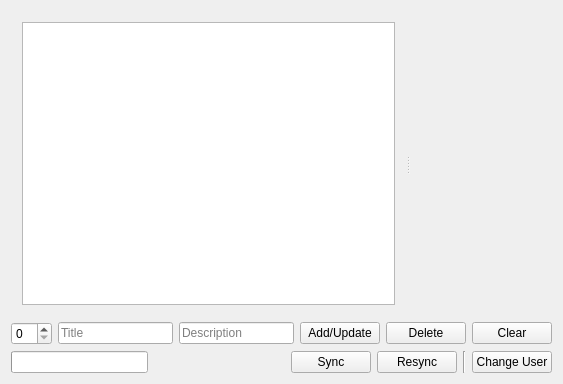
This is examples/datasync/Sample/widget.ui in Skycoder42/QtDataSync as Qt 5 draws it before an edit. The edited form follows.
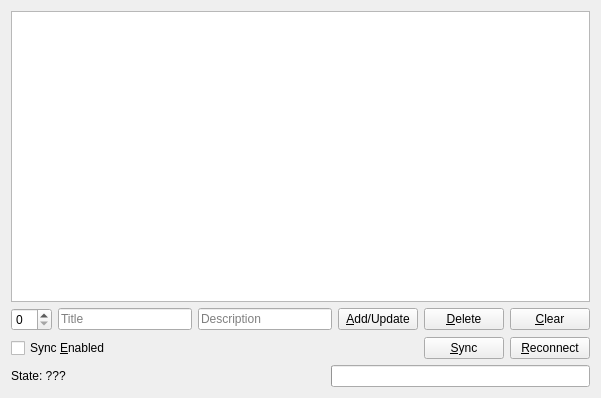
This is the edited form.

Commit message:
implemented SyncManager properties with loading
sync and async load variants, thread safe and updates etc.

Patch:
```diff
--- a/examples/datasync/Sample/widget.ui
+++ b/examples/datasync/Sample/widget.ui
@@ -6,20 +6,13 @@
    <rect>
 	<x>0</x>
 	<y>0</y>
-	<width>563</width>
-	<height>384</height>
+    <width>601</width>
+    <height>398</height>
    </rect>
   </property>
   <property name="windowTitle">
    <string>Widget</string>
   </property>
-  <layout class="QVBoxLayout" name="verticalLayout_2" stretch="1,0,0">
-   <item>
-	<widget class="QSplitter" name="splitter">
-	 <property name="orientation">
-	  <enum>Qt::Horizontal</enum>
-	 </property>
-	 <widget class="QWidget" name="verticalLayoutWidget">
 	  <layout class="QVBoxLayout" name="verticalLayout">
 	   <item>
 		<widget class="QTreeView" name="dataTreeView">
@@ -43,11 +36,6 @@
 		 </property>
 		</widget>
 	   </item>
-	  </layout>
-	 </widget>
-	 <widget class="QWidget" name="reportWidget"/>
-	</widget>
-   </item>
    <item>
 	<layout class="QHBoxLayout" name="horizontalLayout">
 	 <item>
@@ -70,21 +58,21 @@
 	 <item>
 	  <widget class="QPushButton" name="addButton">
 	   <property name="text">
-		<string>Add/Update</string>
+        <string>&amp;Add/Update</string>
 	   </property>
 	  </widget>
 	 </item>
 	 <item>
 	  <widget class="QPushButton" name="deleteButton">
 	   <property name="text">
-		<string>Delete</string>
+        <string>&amp;Delete</string>
 	   </property>
 	  </widget>
 	 </item>
 	 <item>
 	  <widget class="QPushButton" name="clearButton">
 	   <property name="text">
-		<string>Clear</string>
+        <string>&amp;Clear</string>
 	   </property>
 	  </widget>
 	 </item>
@@ -93,7 +81,49 @@
    <item>
 	<layout class="QHBoxLayout" name="horizontalLayout_2">
 	 <item>
-	  <widget class="QProgressBar" name="progressBar"/>
+      <widget class="QCheckBox" name="syncCheckBox">
+       <property name="text">
+        <string>Sync &amp;Enabled</string>
+       </property>
+      </widget>
+     </item>
+     <item>
+      <spacer name="horizontalSpacer_2">
+       <property name="orientation">
+        <enum>Qt::Horizontal</enum>
+       </property>
+       <property name="sizeHint" stdset="0">
+        <size>
+         <width>40</width>
+         <height>20</height>
+        </size>
+       </property>
+      </spacer>
+     </item>
+     <item>
+      <widget class="QPushButton" name="syncButton">
+       <property name="text">
+        <string>&amp;Sync</string>
+       </property>
+      </widget>
+     </item>
+     <item>
+      <widget class="QPushButton" name="reconnectButton">
+       <property name="text">
+        <string>&amp;Reconnect</string>
+       </property>
+      </widget>
+     </item>
+    </layout>
+   </item>
+   <item>
+    <layout class="QHBoxLayout" name="horizontalLayout_3">
+     <item>
+      <widget class="QLabel" name="stateLabel">
+       <property name="text">
+        <string>State: ???</string>
+       </property>
+      </widget>
 	 </item>
 	 <item>
 	  <spacer name="horizontalSpacer">
@@ -109,32 +139,7 @@
 	  </spacer>
 	 </item>
 	 <item>
-	  <widget class="QPushButton" name="reloadButton">
-	   <property name="text">
-		<string>Sync</string>
-	   </property>
-	  </widget>
-	 </item>
-	 <item>
-	  <widget class="QPushButton" name="resyncButton">
-	   <property name="text">
-		<string>Resync</string>
-	   </property>
-	  </widget>
-	 </item>
-	 <item>
-	  <widget class="Line" name="line">
-	   <property name="orientation">
-		<enum>Qt::Vertical</enum>
-	   </property>
-	  </widget>
-	 </item>
-	 <item>
-	  <widget class="QPushButton" name="changeUserButton">
-	   <property name="text">
-		<string>Change User</string>
-	   </property>
-	  </widget>
+      <widget class="QProgressBar" name="progressBar"/>
 	 </item>
 	</layout>
    </item>
```
Lines whose indentation alone changed are shown as unchanged. The commit also changes 17 other files.
